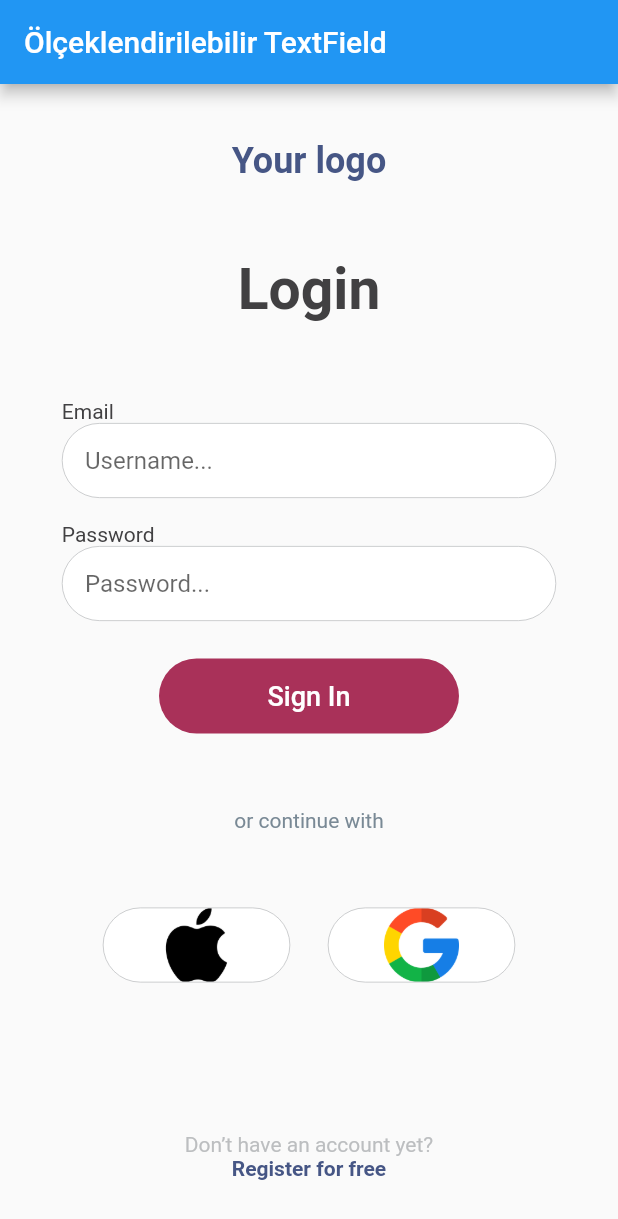
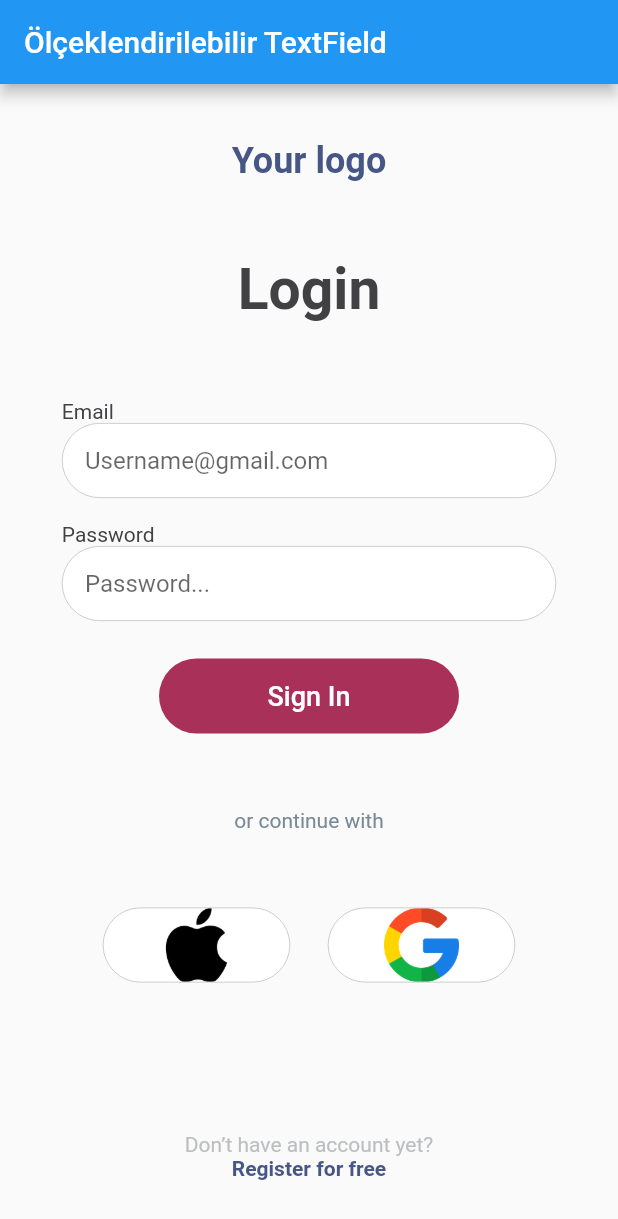
Before and after one commit to erkanrcelik/choosicbox, a Flutter app: the screen it shows after launch, on a phone screen of 412 x 824 dp. Shown: the top 1219 px of the screen. Run offline on Flutter 3.47's test engine with Material 2 defaults, Android fonts, the phone set to English and light mode, and no system bars; Roboto replaces fonts that are missing (Gilroy).

Commit message:
ekoooo sictim bok koydum icinee ekoooo shsahshdsh

```diff
--- a/lib/main.dart
+++ b/lib/main.dart
@@ -57,7 +57,7 @@ class MyApp extends StatelessWidget {
                   createCustomInput<TextInputProps>(
                     props: TextInputProps(
                       controller: _usernameController,
-                      hintText: 'Username...',
+                      hintText: 'Username@gmail.com',
                     ),
                   ),
                 ],
```
